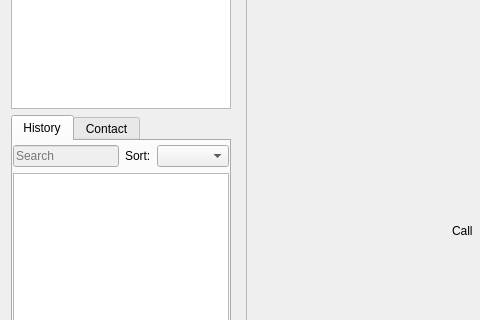
Old version of the form callwidget.ui in the repository savoirfairelinux/jami-client-windows; both pictures show x 0 to 480 and y 206 to 526 of the 700 by 711 pixel window.
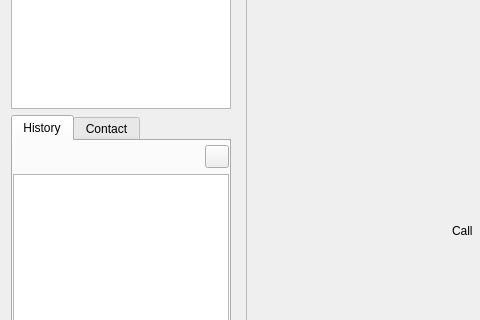
New version of the form. Icons and pictures are not drawn. Custom widgets are drawn as their Qt base class.

Commit message:
history: removed sort combobox
Removed sort combobox, replaced it by a toolbutton
sorting by date in ascending or descending order that seems
the only helpful one at the moment.

Refs #74271

What changed in the file:
```diff
--- a/callwidget.ui
+++ b/callwidget.ui
@@ -104,33 +104,27 @@
            </property>
            <item>
             <layout class="QHBoxLayout" name="horizontalLayout_4">
-             <property name="topMargin">
-              <number>0</number>
-             </property>
              <item>
-              <widget class="QLineEdit" name="lineEdit">
-               <property name="enabled">
-                <bool>false</bool>
+              <spacer name="horizontalSpacer">
+               <property name="orientation">
+                <enum>Qt::Horizontal</enum>
                </property>
-               <property name="placeholderText">
-                <string>Search</string>
+               <property name="sizeHint" stdset="0">
+                <size>
+                 <width>40</width>
+                 <height>20</height>
+                </size>
                </property>
-               <property name="clearButtonEnabled">
-                <bool>true</bool>
-               </property>
-              </widget>
+              </spacer>
              </item>
              <item>
-              <widget class="QLabel" name="label">
+              <widget class="QToolButton" name="sortToolButton">
                <property name="text">
-                <string>Sort:</string>
+                <string/>
                </property>
-              </widget>
-             </item>
-             <item>
-              <widget class="QComboBox" name="sortComboBox">
-               <property name="layoutDirection">
-                <enum>Qt::LeftToRight</enum>
+               <property name="icon">
+                <iconset resource="ressources.qrc">
+                 <normaloff>:/images/sort-ascending.png</normaloff>:/images/sort-ascending.png</iconset>
                </property>
               </widget>
              </item>
```
The commit also changes 5 other files.
